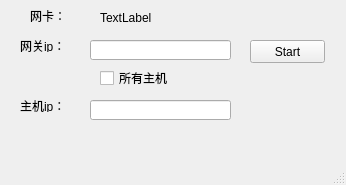
The window that Sniffer/arpcheat.ui (caoliqingstudio/CourseDesign) describes before a commit, drawn with Qt 5.
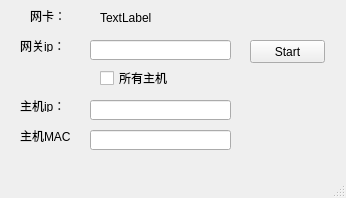
The same window after the commit.

Diff of the .ui file:
```diff
--- a/Sniffer/arpcheat.ui
+++ b/Sniffer/arpcheat.ui
@@ -7,7 +7,7 @@
     <x>0</x>
     <y>0</y>
     <width>346</width>
-    <height>185</height>
+    <height>198</height>
    </rect>
   </property>
   <property name="windowTitle">
@@ -112,6 +112,29 @@
      </rect>
     </property>
    </widget>
+   <widget class="QLabel" name="label_5">
+    <property name="geometry">
+     <rect>
+      <x>20</x>
+      <y>130</y>
+      <width>54</width>
+      <height>12</height>
+     </rect>
+    </property>
+    <property name="text">
+     <string>主机MAC：</string>
+    </property>
+   </widget>
+   <widget class="QLineEdit" name="lineEdit_3">
+    <property name="geometry">
+     <rect>
+      <x>90</x>
+      <y>130</y>
+      <width>141</width>
+      <height>20</height>
+     </rect>
+    </property>
+   </widget>
   </widget>
   <widget class="QMenuBar" name="menubar">
    <property name="geometry">
```
